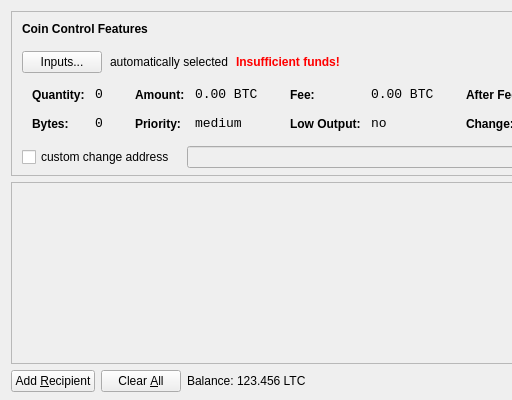
Old version of the form src/qt/forms/sendcoinsdialog.ui in the repository HowToCloneAnAltcoin/Clonecoin; both pictures show x 0 to 512 and y 0 to 400 of the 850 by 400 pixel window.
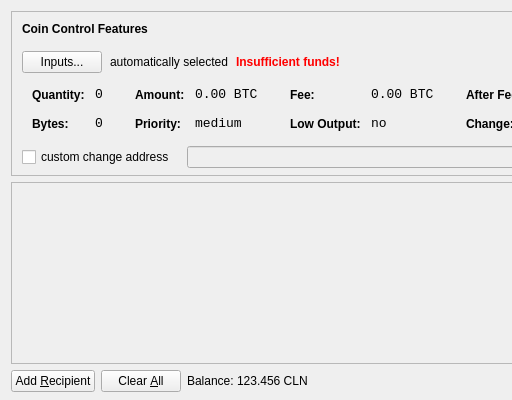
New version of the form. Icons and pictures are not drawn.

```diff
--- a/src/qt/forms/sendcoinsdialog.ui
+++ b/src/qt/forms/sendcoinsdialog.ui
@@ -720,7 +720,7 @@
           <cursorShape>IBeamCursor</cursorShape>
          </property>
          <property name="text">
-          <string>123.456 LTC</string>
+          <string>123.456 CLN</string>
          </property>
          <property name="textInteractionFlags">
           <set>Qt::LinksAccessibleByMouse|Qt::TextSelectableByKeyboard|Qt::TextSelectableByMouse</set>
```
